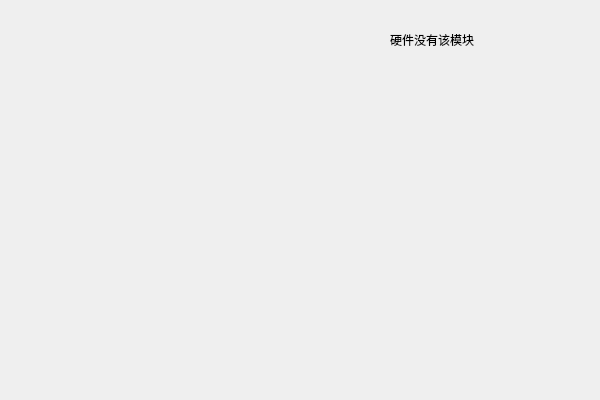
First picture: the form in Link_tab/ee_tab.ui, repository HuJingwen1211/MCISP, before the edit.
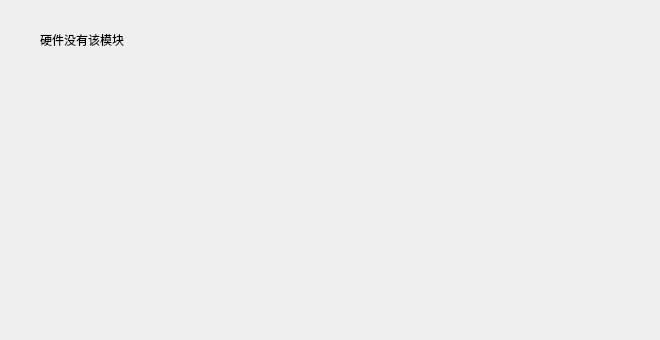
Second picture: the form after the edit.

Patch:
```diff
--- a/Link_tab/ee_tab.ui
+++ b/Link_tab/ee_tab.ui
@@ -6,17 +6,23 @@
    <rect>
     <x>0</x>
     <y>0</y>
-    <width>600</width>
-    <height>400</height>
+    <width>660</width>
+    <height>340</height>
    </rect>
   </property>
+  <property name="minimumSize">
+   <size>
+    <width>660</width>
+    <height>340</height>
+   </size>
+  </property>
   <property name="windowTitle">
    <string>EE_tab</string>
   </property>
   <widget class="QLabel" name="label">
    <property name="geometry">
     <rect>
-     <x>390</x>
+     <x>40</x>
      <y>30</y>
      <width>171</width>
      <height>19</height>
```
